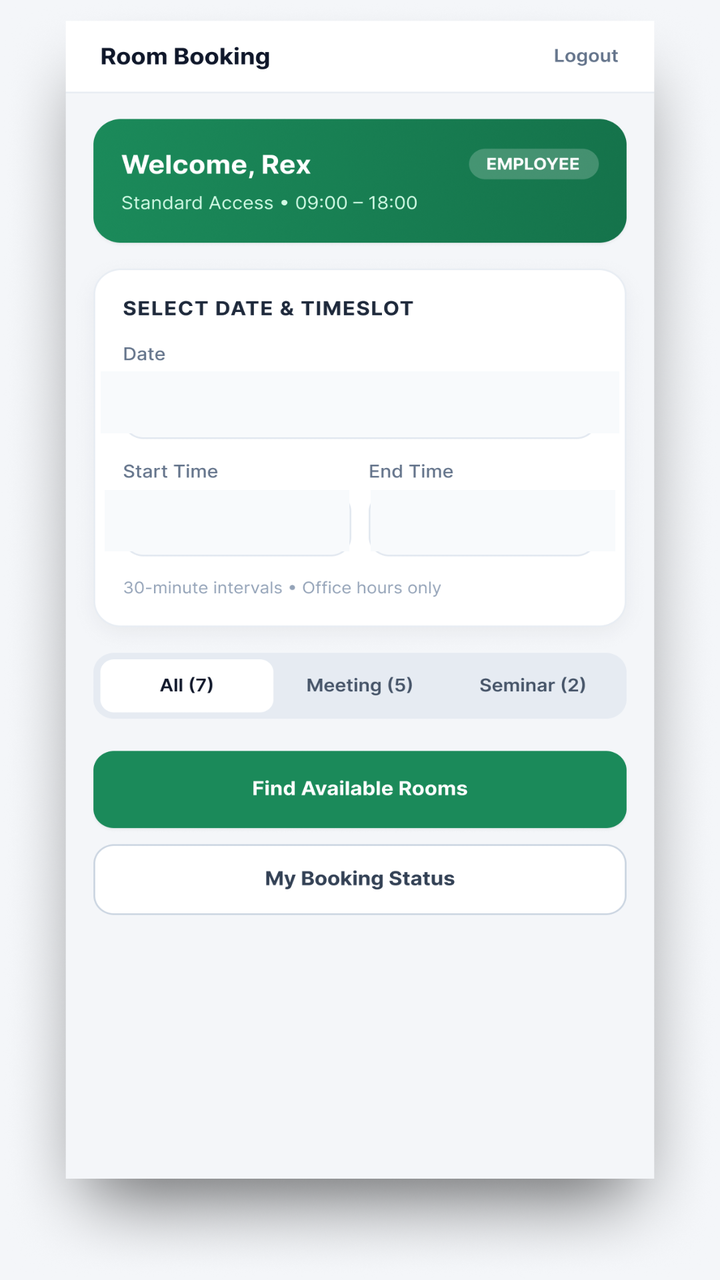
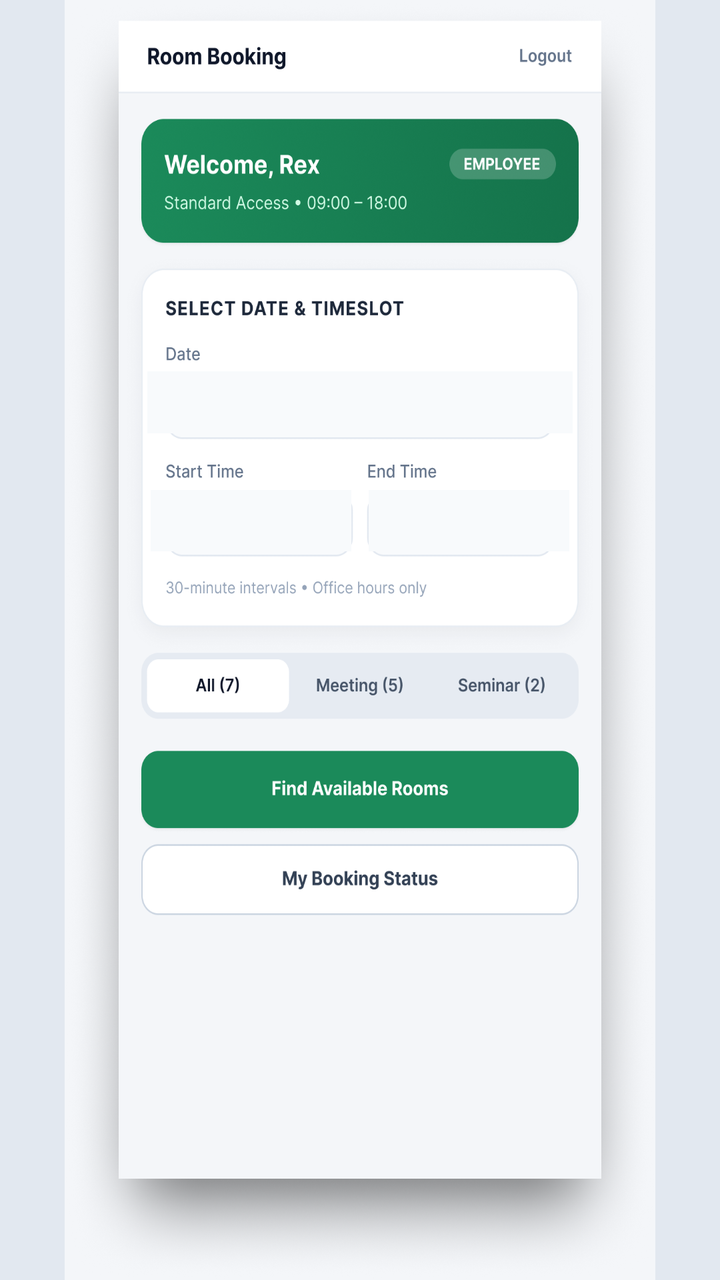

Compare the two renders of this Android layout. The source of the first and the diff that turns it into the second are given below.
<!-- AndroidManifest.xml: application theme Theme.SharedOfficeBookingApp -->
<!-- res/layout/activity_dashboard.xml -->
<?xml version="1.0" encoding="utf-8"?>
<androidx.constraintlayout.widget.ConstraintLayout xmlns:android="http://schemas.android.com/apk/res/android"
    xmlns:app="http://schemas.android.com/apk/res-auto"
    android:layout_width="match_parent"
    android:layout_height="match_parent"
    android:background="#F4F6F9">

    <ImageView
        android:id="@+id/ivBgDashboard"
        android:layout_width="0dp"
        android:layout_height="0dp"
        android:scaleType="fitXY"
        android:src="@drawable/dashboardrex"
        app:layout_constraintBottom_toBottomOf="parent"
        app:layout_constraintEnd_toEndOf="parent"
        app:layout_constraintStart_toStartOf="parent"
        app:layout_constraintTop_toTopOf="parent" />

    
    <Spinner
        android:id="@+id/spDate"
        android:layout_width="0dp"
        android:layout_height="0dp"
        android:background="#F8FAFC"
        app:layout_constraintBottom_toBottomOf="parent"
        app:layout_constraintEnd_toEndOf="parent"
        app:layout_constraintHeight_percent="0.048"
        app:layout_constraintStart_toStartOf="parent"
        app:layout_constraintTop_toTopOf="parent"
        app:layout_constraintVertical_bias="0.305"
        app:layout_constraintWidth_percent="0.72" />

    
    <Spinner
        android:id="@+id/spStartTime"
        android:layout_width="0dp"
        android:layout_height="0dp"
        android:background="#F8FAFC"
        app:layout_constraintBottom_toBottomOf="parent"
        app:layout_constraintEnd_toEndOf="parent"
        app:layout_constraintHeight_percent="0.048"
        app:layout_constraintHorizontal_bias="0.22"
        app:layout_constraintStart_toStartOf="parent"
        app:layout_constraintTop_toTopOf="parent"
        app:layout_constraintVertical_bias="0.402"
        app:layout_constraintWidth_percent="0.34" />

    
    <Spinner
        android:id="@+id/spEndTime"
        android:layout_width="0dp"
        android:layout_height="0dp"
        android:background="#F8FAFC"
        app:layout_constraintBottom_toBottomOf="parent"
        app:layout_constraintEnd_toEndOf="parent"
        app:layout_constraintHeight_percent="0.048"
        app:layout_constraintHorizontal_bias="0.78"
        app:layout_constraintStart_toStartOf="parent"
        app:layout_constraintTop_toTopOf="parent"
        app:layout_constraintVertical_bias="0.402"
        app:layout_constraintWidth_percent="0.34" />

    
    <Button
        android:id="@+id/btnFindRooms"
        android:layout_width="0dp"
        android:layout_height="0dp"
        android:background="@android:color/transparent"
        app:layout_constraintBottom_toBottomOf="parent"
        app:layout_constraintEnd_toEndOf="parent"
        app:layout_constraintHeight_percent="0.055"
        app:layout_constraintStart_toStartOf="parent"
        app:layout_constraintTop_toTopOf="parent"
        app:layout_constraintVertical_bias="0.626"
        app:layout_constraintWidth_percent="0.76" />

    
    <Button
        android:id="@+id/btnMyBookings"
        android:layout_width="0dp"
        android:layout_height="0dp"
        android:background="@android:color/transparent"
        app:layout_constraintBottom_toBottomOf="parent"
        app:layout_constraintEnd_toEndOf="parent"
        app:layout_constraintHeight_percent="0.055"
        app:layout_constraintHorizontal_bias="0.51"
        app:layout_constraintStart_toStartOf="parent"
        app:layout_constraintTop_toTopOf="parent"
        app:layout_constraintVertical_bias="0.697"
        app:layout_constraintWidth_percent="0.76" />

    
    <Button
        android:id="@+id/btnLogout"
        android:layout_width="0dp"
        android:layout_height="0dp"
        android:background="@android:color/transparent"
        app:layout_constraintBottom_toBottomOf="parent"
        app:layout_constraintEnd_toEndOf="parent"
        app:layout_constraintHeight_percent="0.045"
        app:layout_constraintHorizontal_bias="0.893"
        app:layout_constraintStart_toStartOf="parent"
        app:layout_constraintTop_toTopOf="parent"
        app:layout_constraintVertical_bias="0.022"
        app:layout_constraintWidth_percent="0.20" />

</androidx.constraintlayout.widget.ConstraintLayout>
<!-- resources referenced by this layout -->
<resources>
  <!-- drawable dashboardrex: png bitmap (drawable, 938297 bytes) -->
  <style name="Theme.SharedOfficeBookingApp" parent="Base.Theme.SharedOfficeBookingApp" />
  <style name="Base.Theme.SharedOfficeBookingApp" parent="Theme.Material3.DayNight.NoActionBar">
          
          
      </style>
</resources>

<!-- the commit's change to res/layout/activity_dashboard.xml (unified diff, before → after) -->
@@ -3,105 +3,118 @@
     xmlns:app="http://schemas.android.com/apk/res-auto"
     android:layout_width="match_parent"
     android:layout_height="match_parent"
-    android:background="#F4F6F9">
+    android:background="#E2E8F0">
 
-    <ImageView
-        android:id="@+id/ivBgDashboard"
+    <androidx.constraintlayout.widget.ConstraintLayout
+        android:id="@+id/phoneViewportContainer"
         android:layout_width="0dp"
         android:layout_height="0dp"
-        android:scaleType="fitXY"
-        android:src="@drawable/dashboardrex"
+        android:background="#F4F6F9"
         app:layout_constraintBottom_toBottomOf="parent"
+        app:layout_constraintDimensionRatio="W,9:19.5"
         app:layout_constraintEnd_toEndOf="parent"
         app:layout_constraintStart_toStartOf="parent"
-        app:layout_constraintTop_toTopOf="parent" />
+        app:layout_constraintTop_toTopOf="parent">
 
-    
-    <Spinner
-        android:id="@+id/spDate"
-        android:layout_width="0dp"
-        android:layout_height="0dp"
-        android:background="#F8FAFC"
-        app:layout_constraintBottom_toBottomOf="parent"
-        app:layout_constraintEnd_toEndOf="parent"
-        app:layout_constraintHeight_percent="0.048"
-        app:layout_constraintStart_toStartOf="parent"
-        app:layout_constraintTop_toTopOf="parent"
-        app:layout_constraintVertical_bias="0.305"
-        app:layout_constraintWidth_percent="0.72" />
+        <ImageView
+            android:id="@+id/ivBgDashboard"
+            android:layout_width="0dp"
+            android:layout_height="0dp"
+            android:scaleType="fitXY"
+            android:src="@drawable/dashboardrex"
+            app:layout_constraintBottom_toBottomOf="parent"
+            app:layout_constraintEnd_toEndOf="parent"
+            app:layout_constraintStart_toStartOf="parent"
+            app:layout_constraintTop_toTopOf="parent" />
 
-    
-    <Spinner
-        android:id="@+id/spStartTime"
-        android:layout_width="0dp"
-        android:layout_height="0dp"
-        android:background="#F8FAFC"
-        app:layout_constraintBottom_toBottomOf="parent"
-        app:layout_constraintEnd_toEndOf="parent"
-        app:layout_constraintHeight_percent="0.048"
-        app:layout_constraintHorizontal_bias="0.22"
-        app:layout_constraintStart_toStartOf="parent"
-        app:layout_constraintTop_toTopOf="parent"
-        app:layout_constraintVertical_bias="0.402"
-        app:layout_constraintWidth_percent="0.34" />
+        
+        <Spinner
+            android:id="@+id/spDate"
+            android:layout_width="0dp"
+            android:layout_height="0dp"
+            android:background="#F8FAFC"
+            app:layout_constraintBottom_toBottomOf="parent"
+            app:layout_constraintEnd_toEndOf="parent"
+            app:layout_constraintHeight_percent="0.048"
+            app:layout_constraintStart_toStartOf="parent"
+            app:layout_constraintTop_toTopOf="parent"
+            app:layout_constraintVertical_bias="0.305"
+            app:layout_constraintWidth_percent="0.72" />
 
-    
-    <Spinner
-        android:id="@+id/spEndTime"
-        android:layout_width="0dp"
-        android:layout_height="0dp"
-        android:background="#F8FAFC"
-        app:layout_constraintBottom_toBottomOf="parent"
-        app:layout_constraintEnd_toEndOf="parent"
-        app:layout_constraintHeight_percent="0.048"
-        app:layout_constraintHorizontal_bias="0.78"
-        app:layout_constraintStart_toStartOf="parent"
-        app:layout_constraintTop_toTopOf="parent"
-        app:layout_constraintVertical_bias="0.402"
-        app:layout_constraintWidth_percent="0.34" />
+        
+        <Spinner
+            android:id="@+id/spStartTime"
+            android:layout_width="0dp"
+            android:layout_height="0dp"
+            android:background="#F8FAFC"
+            app:layout_constraintBottom_toBottomOf="parent"
+            app:layout_constraintEnd_toEndOf="parent"
+            app:layout_constraintHeight_percent="0.048"
+            app:layout_constraintHorizontal_bias="0.22"
+            app:layout_constraintStart_toStartOf="parent"
+            app:layout_constraintTop_toTopOf="parent"
+            app:layout_constraintVertical_bias="0.402"
+            app:layout_constraintWidth_percent="0.34" />
 
-    
-    <Button
-        android:id="@+id/btnFindRooms"
-        android:layout_width="0dp"
-        android:layout_height="0dp"
-        android:background="@android:color/transparent"
-        app:layout_constraintBottom_toBottomOf="parent"
-        app:layout_constraintEnd_toEndOf="parent"
-        app:layout_constraintHeight_percent="0.055"
-        app:layout_constraintStart_toStartOf="parent"
-        app:layout_constraintTop_toTopOf="parent"
-        app:layout_constraintVertical_bias="0.626"
-        app:layout_constraintWidth_percent="0.76" />
+        
+        <Spinner
+            android:id="@+id/spEndTime"
+            android:layout_width="0dp"
+            android:layout_height="0dp"
+            android:background="#F8FAFC"
+            app:layout_constraintBottom_toBottomOf="parent"
+            app:layout_constraintEnd_toEndOf="parent"
+            app:layout_constraintHeight_percent="0.048"
+            app:layout_constraintHorizontal_bias="0.78"
+            app:layout_constraintStart_toStartOf="parent"
+            app:layout_constraintTop_toTopOf="parent"
+            app:layout_constraintVertical_bias="0.402"
+            app:layout_constraintWidth_percent="0.34" />
 
-    
-    <Button
-        android:id="@+id/btnMyBookings"
-        android:layout_width="0dp"
-        android:layout_height="0dp"
-        android:background="@android:color/transparent"
-        app:layout_constraintBottom_toBottomOf="parent"
-        app:layout_constraintEnd_toEndOf="parent"
-        app:layout_constraintHeight_percent="0.055"
-        app:layout_constraintHorizontal_bias="0.51"
-        app:layout_constraintStart_toStartOf="parent"
-        app:layout_constraintTop_toTopOf="parent"
-        app:layout_constraintVertical_bias="0.697"
-        app:layout_constraintWidth_percent="0.76" />
+        
+        <Button
+            android:id="@+id/btnFindRooms"
+            android:layout_width="0dp"
+            android:layout_height="0dp"
+            android:background="@android:color/transparent"
+            app:layout_constraintBottom_toBottomOf="parent"
+            app:layout_constraintEnd_toEndOf="parent"
+            app:layout_constraintHeight_percent="0.055"
+            app:layout_constraintStart_toStartOf="parent"
+            app:layout_constraintTop_toTopOf="parent"
+            app:layout_constraintVertical_bias="0.626"
+            app:layout_constraintWidth_percent="0.76" />
 
-    
-    <Button
-        android:id="@+id/btnLogout"
-        android:layout_width="0dp"
-        android:layout_height="0dp"
-        android:background="@android:color/transparent"
-        app:layout_constraintBottom_toBottomOf="parent"
-        app:layout_constraintEnd_toEndOf="parent"
-        app:layout_constraintHeight_percent="0.045"
-        app:layout_constraintHorizontal_bias="0.893"
-        app:layout_constraintStart_toStartOf="parent"
-        app:layout_constraintTop_toTopOf="parent"
-        app:layout_constraintVertical_bias="0.022"
-        app:layout_constraintWidth_percent="0.20" />
+        
+        <Button
+            android:id="@+id/btnMyBookings"
+            android:layout_width="0dp"
+            android:layout_height="0dp"
+            android:background="@android:color/transparent"
+            app:layout_constraintBottom_toBottomOf="parent"
+            app:layout_constraintEnd_toEndOf="parent"
+            app:layout_constraintHeight_percent="0.055"
+            app:layout_constraintHorizontal_bias="0.51"
+            app:layout_constraintStart_toStartOf="parent"
+            app:layout_constraintTop_toTopOf="parent"
+            app:layout_constraintVertical_bias="0.697"
+            app:layout_constraintWidth_percent="0.76" />
+
+        
+        <Button
+            android:id="@+id/btnLogout"
+            android:layout_width="0dp"
+            android:layout_height="0dp"
+            android:background="@android:color/transparent"
+            app:layout_constraintBottom_toBottomOf="parent"
+            app:layout_constraintEnd_toEndOf="parent"
+            app:layout_constraintHeight_percent="0.045"
+            app:layout_constraintHorizontal_bias="0.893"
+            app:layout_constraintStart_toStartOf="parent"
+            app:layout_constraintTop_toTopOf="parent"
+            app:layout_constraintVertical_bias="0.022"
+            app:layout_constraintWidth_percent="0.20" />
+
+    </androidx.constraintlayout.widget.ConstraintLayout>
 
 </androidx.constraintlayout.widget.ConstraintLayout>
